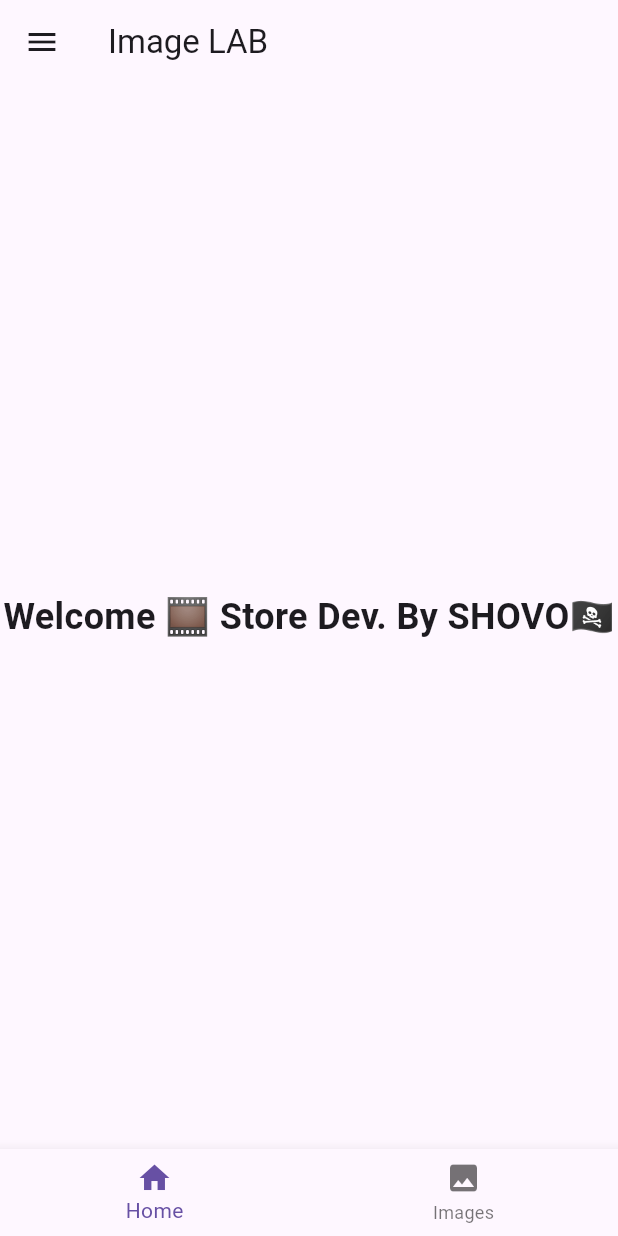
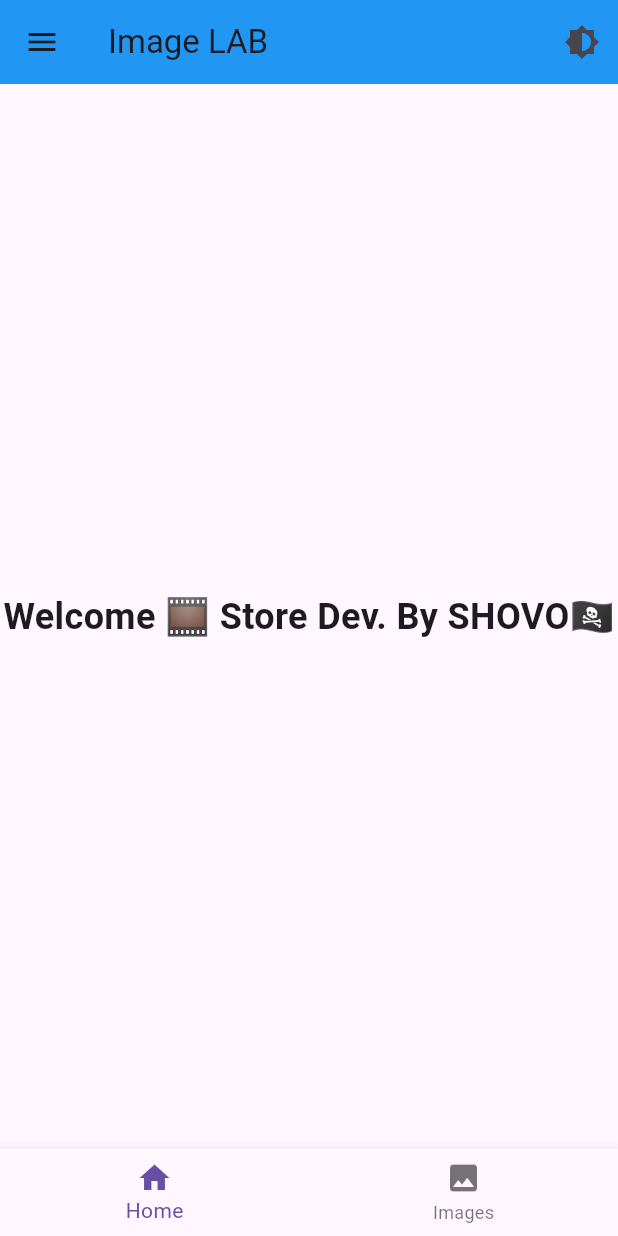
Before and after one commit to shovo404/Photo_Booth, a Flutter app: the screen it shows after launch, on a phone screen of 412 x 824 dp. Run offline on Flutter 3.47's test engine with Material 3 defaults, Android fonts, the phone set to English and light mode, and no system bars.

```diff
--- a/lib/main.dart
+++ b/lib/main.dart
@@ -5,17 +5,48 @@ void main() {
   runApp(MyApp());
 }
 
-class MyApp extends StatelessWidget {
+class MyApp extends StatefulWidget {
+  @override
+  _MyAppState createState() => _MyAppState();
+}
+
+class _MyAppState extends State<MyApp> {
+  // Track the theme mode (light or dark)
+  bool _isDarkMode = false;
+
+  // Toggle theme mode between light and dark
+  void _toggleTheme() {
+    setState(() {
+      _isDarkMode = !_isDarkMode;
+    });
+  }
+
   @override
   Widget build(BuildContext context) {
     return MaterialApp(
       debugShowCheckedModeBanner: false,
-      home: FullScreenImages(),
+      themeMode: _isDarkMode ? ThemeMode.dark : ThemeMode.light,
+      theme: ThemeData(
+        brightness: Brightness.light,
+        primarySwatch: Colors.blue,
+        appBarTheme: AppBarTheme(backgroundColor: Colors.blue),
+      ),
+      darkTheme: ThemeData(
+        brightness: Brightness.dark,
+        primarySwatch: Colors.blue,
+        appBarTheme: AppBarTheme(backgroundColor: Colors.black),
+      ),
+      home: FullScreenImages(
+          toggleTheme: _toggleTheme), // Pass toggle function to child
     );
   }
 }
 
 class FullScreenImages extends StatefulWidget {
+  final VoidCallback toggleTheme; // Function passed from MyApp
+
+  FullScreenImages({required this.toggleTheme});
+
   @override
   _FullScreenImagesState createState() => _FullScreenImagesState();
 }
@@ -41,7 +72,15 @@ class _FullScreenImagesState extends State<FullScreenImages> {
   @override
   Widget build(BuildContext context) {
     return Scaffold(
-      appBar: AppBar(title: Text('Image LAB')),
+      appBar: AppBar(
+        title: Text('Image LAB'),
+        actions: [
+          IconButton(
+            icon: Icon(Icons.brightness_6),
+            onPressed: widget.toggleTheme, // Toggle theme on button press
+          ),
+        ],
+      ),
       drawer: Drawer(
         elevation: 16,
         child: ListView(
@@ -60,7 +99,7 @@ class _FullScreenImagesState extends State<FullScreenImages> {
                   CircleAvatar(
                     radius: 40,
                     backgroundImage: NetworkImage(
-                      'https://www.w3schools.com/w3images/avatar2.png',
+                      'https://media.licdn.com/dms/image/v2/D5622AQF07VTpzRkwDw/feedshare-shrink_800/feedshare-shrink_800/0/1724013922794?e=2147483647&v=beta&t=LAIcNj4iFnTtUrnGFEuMfxFaPOgho5Hq3Sg68NUoDXg',
                     ),
                   ),
                   SizedBox(height: 10),
```
